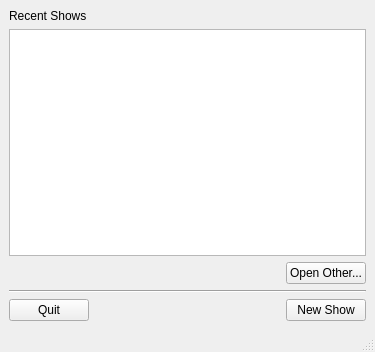
This is ui/neworopenwindow.ui in BrendanTWhite/Footlight as Qt 5 draws it before an edit. The edited form follows.
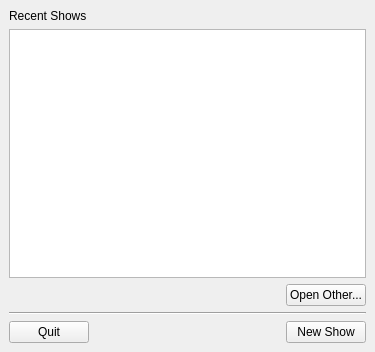
This is the edited form.

Commit message: slightly more betterer

Patch:
```diff
--- a/ui/neworopenwindow.ui
+++ b/ui/neworopenwindow.ui
@@ -103,7 +103,6 @@
     </rect>
    </property>
   </widget>
-  <widget class="QStatusBar" name="statusbar"/>
  </widget>
  <resources/>
  <connections/>
```
The commit also changes 1 other file.
